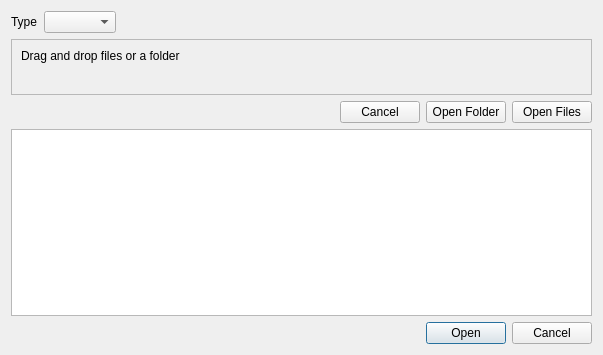
OpenChemistry/tomviz, file tomviz/ImageStackDialog.ui: the form before one commit.
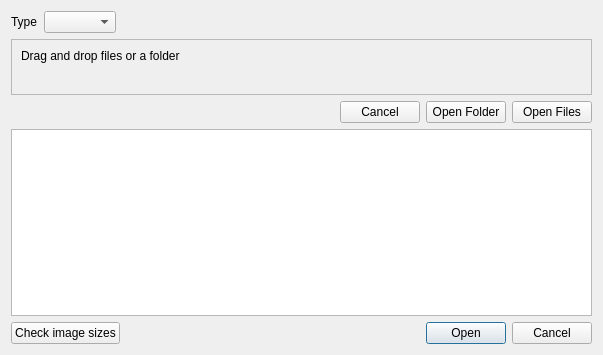
The form after the commit.

Commit message:
Don't auto check image sizes for very large stacks
Since this operation can take several seconds, let the user trigger it
manually if there are more than 1000 images in the stack

```diff
--- a/tomviz/ImageStackDialog.ui
+++ b/tomviz/ImageStackDialog.ui
@@ -155,6 +155,15 @@
          </widget>
         </item>
         <item>
+         <layout  class="QHBoxLayout" name="horizontalLayout_3">
+          <item>
+           <widget class="QPushButton" name="checkSizes">
+            <property name="text">
+             <string>Check image sizes</string>
+            </property>
+           </widget>
+          </item>
+          <item>
          <widget class="QDialogButtonBox" name="buttonBox">
           <property name="orientation">
            <enum>Qt::Horizontal</enum>
@@ -163,6 +172,8 @@
            <set>QDialogButtonBox::Cancel|QDialogButtonBox::Open</set>
           </property>
          </widget>
+          </item>
+         </layout>
         </item>
        </layout>
       </item>
```
Lines whose indentation alone changed are shown as unchanged. The commit also changes 3 other files.
